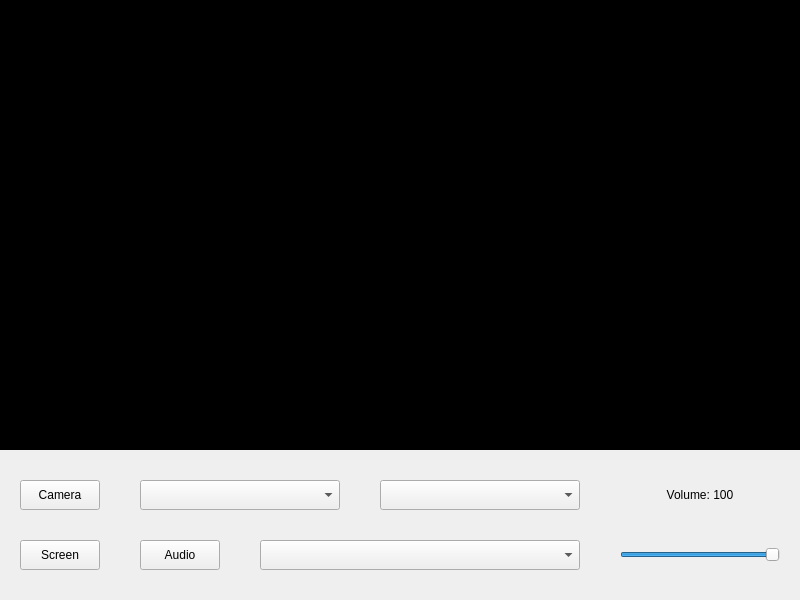
The window that src/UDPMulticast/mainwindow.ui (zty199/NetworkClassroom_LAN) describes before a commit, drawn with Qt 5.
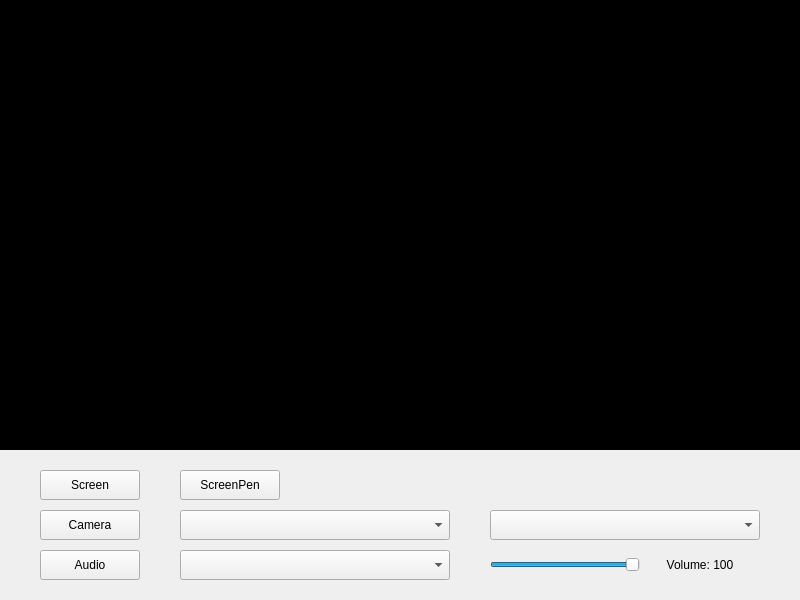
The same window after the commit.

Commit message: Support ScreenPen and WhiteBoard

What changed in the file:
```diff
--- a/src/UDPMulticast/mainwindow.ui
+++ b/src/UDPMulticast/mainwindow.ui
@@ -66,9 +66,9 @@
    <widget class="QPushButton" name="btn_camera">
     <property name="geometry">
      <rect>
-      <x>20</x>
-      <y>480</y>
-      <width>80</width>
+      <x>40</x>
+      <y>510</y>
+      <width>100</width>
       <height>30</height>
      </rect>
     </property>
@@ -79,9 +79,9 @@
    <widget class="QPushButton" name="btn_screen">
     <property name="geometry">
      <rect>
-      <x>20</x>
-      <y>540</y>
-      <width>80</width>
+      <x>40</x>
+      <y>470</y>
+      <width>100</width>
       <height>30</height>
      </rect>
     </property>
@@ -92,9 +92,9 @@
    <widget class="QComboBox" name="cb_camera">
     <property name="geometry">
      <rect>
-      <x>140</x>
-      <y>480</y>
-      <width>200</width>
+      <x>180</x>
+      <y>510</y>
+      <width>270</width>
       <height>30</height>
      </rect>
     </property>
@@ -102,9 +102,9 @@
    <widget class="QPushButton" name="btn_audio">
     <property name="geometry">
      <rect>
-      <x>140</x>
-      <y>540</y>
-      <width>80</width>
+      <x>40</x>
+      <y>550</y>
+      <width>100</width>
       <height>30</height>
      </rect>
     </property>
@@ -115,9 +115,9 @@
    <widget class="QComboBox" name="cb_device">
     <property name="geometry">
      <rect>
-      <x>260</x>
-      <y>540</y>
-      <width>320</width>
+      <x>180</x>
+      <y>550</y>
+      <width>270</width>
       <height>30</height>
      </rect>
     </property>
@@ -125,9 +125,9 @@
    <widget class="QComboBox" name="cb_resolution">
     <property name="geometry">
      <rect>
-      <x>380</x>
-      <y>480</y>
-      <width>200</width>
+      <x>490</x>
+      <y>510</y>
+      <width>270</width>
       <height>30</height>
      </rect>
     </property>
@@ -135,9 +135,9 @@
    <widget class="QSlider" name="slider_volume">
     <property name="geometry">
      <rect>
-      <x>620</x>
-      <y>540</y>
-      <width>160</width>
+      <x>490</x>
+      <y>550</y>
+      <width>150</width>
       <height>30</height>
      </rect>
     </property>
@@ -161,7 +161,7 @@
     <property name="geometry">
      <rect>
       <x>640</x>
-      <y>480</y>
+      <y>550</y>
       <width>120</width>
       <height>30</height>
      </rect>
@@ -173,6 +173,19 @@
      <set>Qt::AlignCenter</set>
     </property>
    </widget>
+   <widget class="QPushButton" name="btn_screenPen">
+    <property name="geometry">
+     <rect>
+      <x>180</x>
+      <y>470</y>
+      <width>100</width>
+      <height>30</height>
+     </rect>
+    </property>
+    <property name="text">
+     <string>ScreenPen</string>
+    </property>
+   </widget>
   </widget>
  </widget>
  <layoutdefault spacing="6" margin="11"/>
```
The commit also changes 9 other files.
